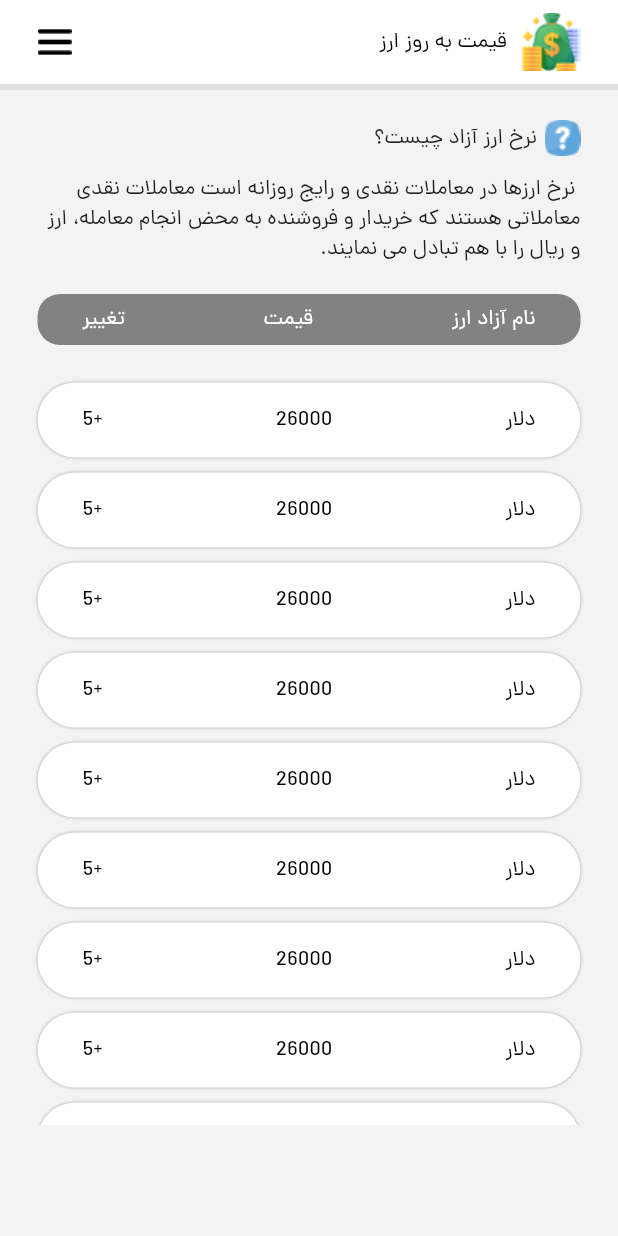
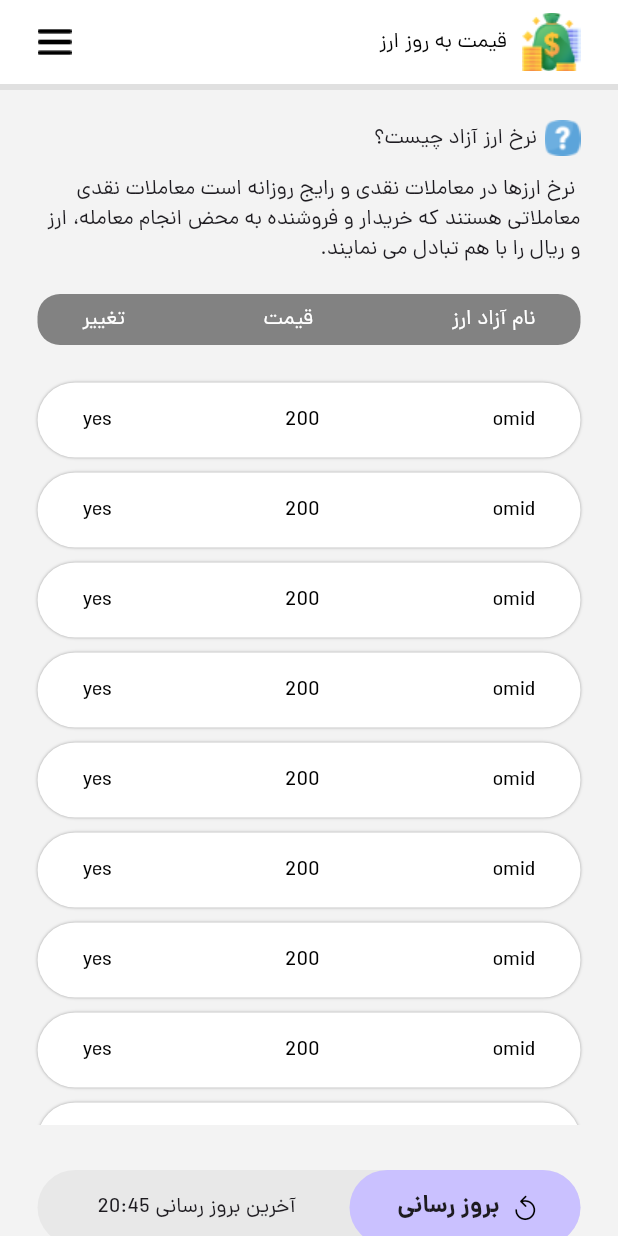
Before and after one commit to omidkarami77/arz_app, a Flutter app: the screen it shows after launch, on a phone screen of 412 x 824 dp. Run offline on Flutter 3.47's test engine with Material 3 defaults, Android fonts, the phone set to English and light mode, and no system bars.

Commit message:
finish v1

```diff
--- a/lib/main.dart
+++ b/lib/main.dart
@@ -1,4 +1,6 @@
 import 'package:arz_app/main.dart';
+import 'package:arz_app/model/currency.dart';
+import 'package:flutter/cupertino.dart';
 import 'package:flutter/material.dart';
 import 'package:flutter/rendering.dart';
 import 'package:flutter_localizations/flutter_localizations.dart';
@@ -166,13 +168,93 @@ class Home extends StatelessWidget {
                     horizontal: 25,
                     vertical: 5,
                   ),
+                  child: MyItem(),
+                );
+              },
+            ),
+          ),
+
+          Padding(
+            padding: const EdgeInsets.symmetric(horizontal: 25, vertical: 30),
             child: Container(
               width: double.infinity,
               height: 50,
               decoration: BoxDecoration(
-                      boxShadow: <BoxShadow>[
-                        BoxShadow(blurRadius: 1.0, color: Colors.grey),
+                borderRadius: BorderRadius.circular(1000),
+                color: Color(0xffE8E8E8),
+              ),
+              child: Row(
+                mainAxisAlignment: MainAxisAlignment.start,
+                children: [
+                  SizedBox(
+                    width: 154,
+                    height: 50,
+                    child: TextButton.icon(
+                      style: ButtonStyle(
+                        backgroundColor: WidgetStateProperty.all<Color>(
+                          Color(0xffCAC1FF),
+                        ),
+                      ),
+                      onPressed: () {
+                        _showSnackBar(context, "بروز رسانی با موفقیت انجام شد");
+                      },
+                      icon: Icon(
+                        color: Colors.black,
+                        CupertinoIcons.refresh_bold,
+                      ),
+
+                      label: Text(
+                        "بروز رسانی",
+                        style: TextTheme.of(context).headlineLarge,
+                      ),
+                    ),
+                  ),
+                  Spacer(),
+                  Text("آخرین بروز رسانی ${_getTime()}"),
+                  SizedBox(width: 40),
                 ],
+              ),
+            ),
+          ),
+        ],
+      ),
+    );
+  }
+}
+
+String _getTime() {
+  return "20:45";
+}
+
+void _showSnackBar(context, msg) {
+  ScaffoldMessenger.of(context).showSnackBar(
+    SnackBar(
+      content: Text(msg, style: TextStyle(fontFamily: "dana")),
+      backgroundColor: Colors.green,
+    ),
+  );
+}
+
+class MyItem extends StatelessWidget {
+  MyItem({super.key});
+  List<Currency> currency = [];
+
+  @override
+  Widget build(BuildContext context) {
+    currency.add(
+      Currency(
+        id: "1",
+        title: "omid",
+        price: "200",
+        status: "alo",
+        change: "yes",
+      ),
+    );
+    return Container(
+      width: double.infinity,
+      height: 50,
+      decoration: BoxDecoration(
+        boxShadow: <BoxShadow>[BoxShadow(blurRadius: 1.0, color: Colors.grey)],
         color: Colors.white,
         borderRadius: BorderRadius.all(Radius.circular(30)),
       ),
@@ -181,18 +263,20 @@ class Home extends StatelessWidget {
         child: Row(
           mainAxisAlignment: MainAxisAlignment.spaceBetween,
           children: [
-                          Text("دلار", style: myTextTheme.headlineMedium),
-                          Text("26000", style: myTextTheme.headlineMedium),
-                          Text("+5", style: myTextTheme.headlineMedium),
+            Text(
+              currency[0].title.toString(),
+              style: myTextTheme.headlineMedium,
+            ),
+            Text(
+              currency[0].price.toString(),
+              style: myTextTheme.headlineMedium,
+            ),
+            Text(
+              currency[0].change.toString(),
+              style: myTextTheme.headlineMedium,
+            ),
           ],
         ),
-                    ),
-                  ),
-                );
-              },
-            ),
-          ),
-        ],
       ),
     );
   }
--- /dev/null
+++ b/lib/model/currency.dart
@@ -0,0 +1,15 @@
+class Currency {
+  String? id;
+  String? title;
+  String? price;
+  String? status;
+  String? change;
+
+  Currency({
+    required this.id,
+    required this.title,
+    required this.price,
+    required this.status,
+    required this.change,
+  });
+}
```
Lines whose indentation alone changed are shown as unchanged.
